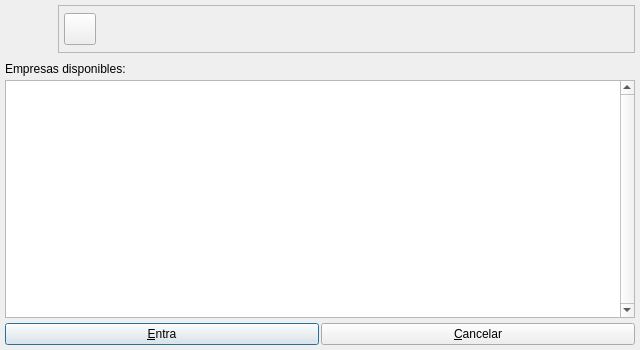
The window that bulmages/bulmalib/src/abreempresabase.ui (eboladev/Bulmages-1) describes before a commit, drawn with Qt 5.
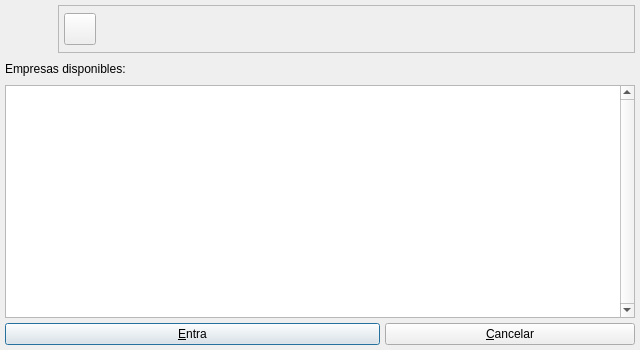
The same window after the commit. Icons and pictures are not drawn.

Diff of the .ui file:
```diff
--- a/bulmages/bulmalib/src/abreempresabase.ui
+++ b/bulmages/bulmalib/src/abreempresabase.ui
@@ -10,9 +10,7 @@
    </rect>
   </property>
   <property name="sizePolicy" >
-   <sizepolicy>
-    <hsizetype>7</hsizetype>
-    <vsizetype>7</vsizetype>
+   <sizepolicy vsizetype="Expanding" hsizetype="Expanding" >
     <horstretch>0</horstretch>
     <verstretch>0</verstretch>
    </sizepolicy>
@@ -23,12 +21,6 @@
     <height>210</height>
    </size>
   </property>
-  <property name="maximumSize" >
-   <size>
-    <width>640</width>
-    <height>1000</height>
-   </size>
-  </property>
   <property name="windowTitle" >
    <string>Seleccione una empresa</string>
   </property>
@@ -41,14 +33,26 @@
   <property name="modal" >
    <bool>true</bool>
   </property>
-  <layout class="QVBoxLayout" >
-   <property name="margin" >
+  <layout class="QGridLayout" >
+   <property name="leftMargin" >
     <number>5</number>
    </property>
-   <property name="spacing" >
+   <property name="topMargin" >
     <number>5</number>
    </property>
-   <item>
+   <property name="rightMargin" >
+    <number>5</number>
+   </property>
+   <property name="bottomMargin" >
+    <number>5</number>
+   </property>
+   <property name="horizontalSpacing" >
+    <number>5</number>
+   </property>
+   <property name="verticalSpacing" >
+    <number>5</number>
+   </property>
+   <item row="0" column="0" colspan="3" >
     <layout class="QHBoxLayout" >
      <property name="margin" >
       <number>0</number>
@@ -175,30 +179,14 @@
      </item>
     </layout>
    </item>
-   <item>
-    <layout class="QVBoxLayout" >
-     <property name="margin" >
-      <number>0</number>
-     </property>
-     <property name="spacing" >
-      <number>0</number>
-     </property>
-     <item>
-      <layout class="QHBoxLayout" >
-       <property name="margin" >
-        <number>0</number>
-       </property>
-       <property name="spacing" >
-        <number>5</number>
-       </property>
-       <item>
+   <item row="1" column="0" >
         <widget class="QLabel" name="label" >
          <property name="text" >
           <string>Empresas disponibles:</string>
          </property>
         </widget>
        </item>
-       <item>
+   <item row="1" column="1" colspan="2" >
         <spacer>
          <property name="orientation" >
           <enum>Qt::Horizontal</enum>
@@ -211,9 +199,7 @@
          </property>
         </spacer>
        </item>
-      </layout>
-     </item>
-     <item>
+   <item row="2" column="0" colspan="3" >
       <widget class="QTableWidget" name="mui_empresas" >
        <property name="focusPolicy" >
         <enum>Qt::TabFocus</enum>
@@ -244,18 +230,20 @@
        </property>
       </widget>
      </item>
-    </layout>
-   </item>
-   <item>
-    <layout class="QHBoxLayout" >
-     <property name="margin" >
-      <number>0</number>
-     </property>
-     <property name="spacing" >
-      <number>2</number>
-     </property>
-     <item>
+   <item row="3" column="0" colspan="2" >
       <widget class="QPushButton" name="botonAceptar" >
+     <property name="sizePolicy" >
+      <sizepolicy vsizetype="Fixed" hsizetype="Expanding" >
+       <horstretch>0</horstretch>
+       <verstretch>0</verstretch>
+      </sizepolicy>
+     </property>
+     <property name="minimumSize" >
+      <size>
+       <width>250</width>
+       <height>0</height>
+      </size>
+     </property>
        <property name="focusPolicy" >
         <enum>Qt::StrongFocus</enum>
        </property>
@@ -273,8 +261,20 @@
        </property>
       </widget>
      </item>
-     <item>
+   <item row="3" column="2" >
       <widget class="QPushButton" name="botonCancelar" >
+     <property name="sizePolicy" >
+      <sizepolicy vsizetype="Fixed" hsizetype="Preferred" >
+       <horstretch>0</horstretch>
+       <verstretch>0</verstretch>
+      </sizepolicy>
+     </property>
+     <property name="minimumSize" >
+      <size>
+       <width>250</width>
+       <height>0</height>
+      </size>
+     </property>
        <property name="focusPolicy" >
         <enum>Qt::StrongFocus</enum>
        </property>
@@ -288,8 +288,6 @@
         <bool>false</bool>
        </property>
       </widget>
-     </item>
-    </layout>
    </item>
   </layout>
  </widget>
```
Left out of the diff: 37 changed lines with no effect on the pictures. Lines whose indentation alone changed are shown as unchanged.
